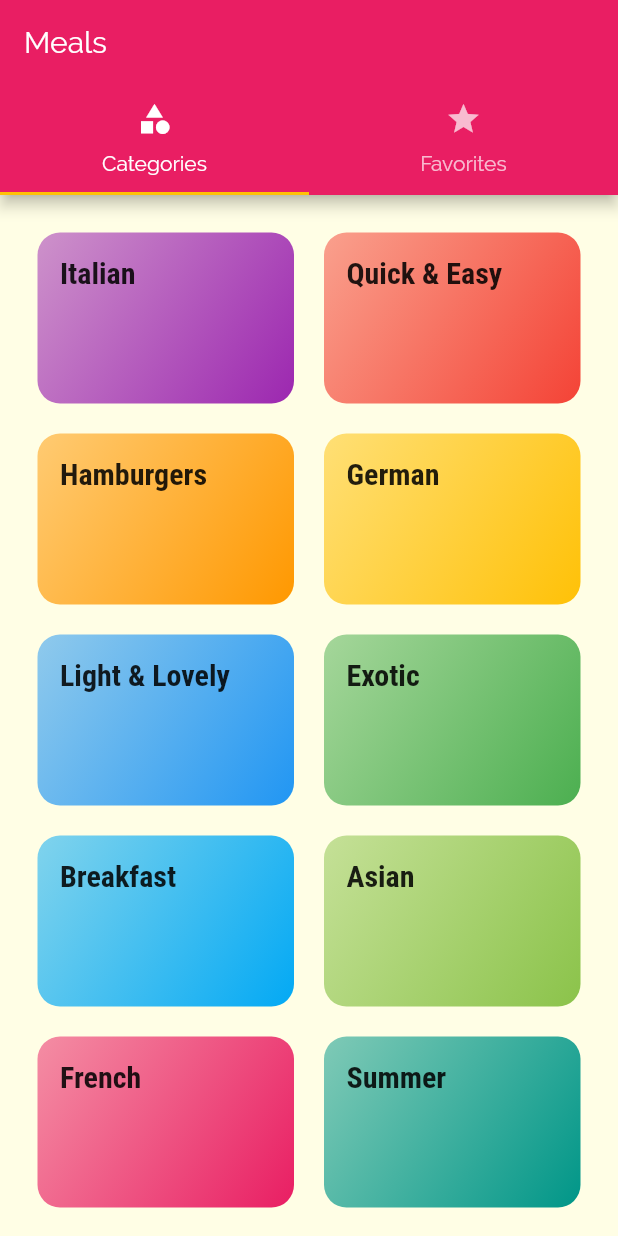
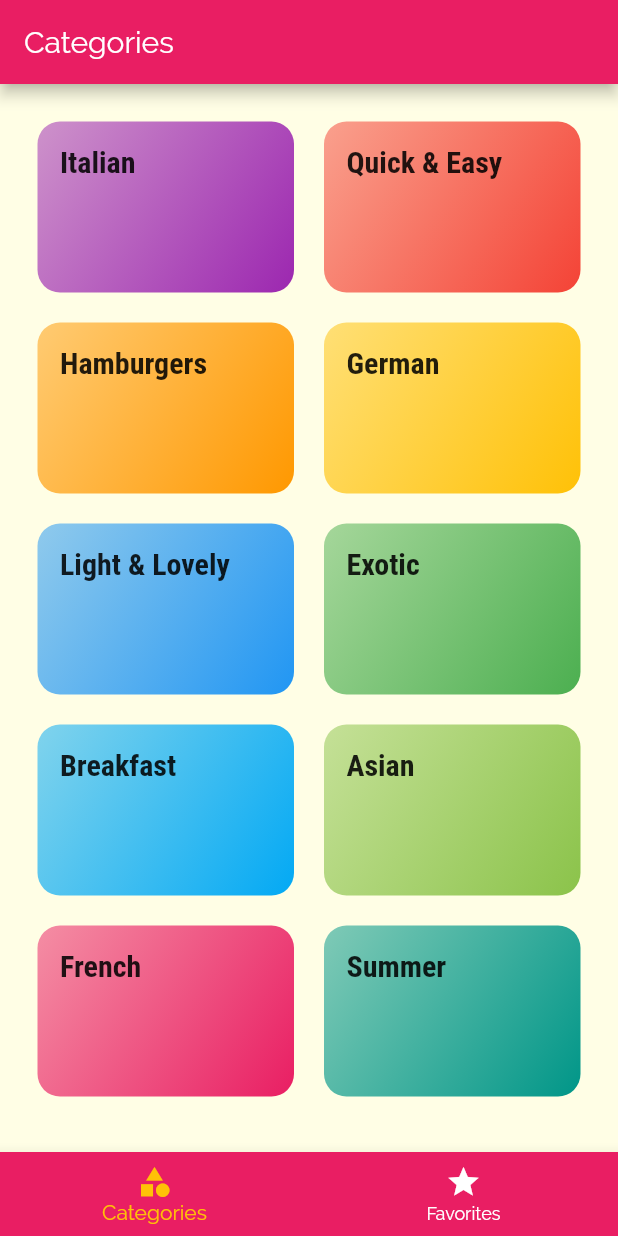
Before and after one commit to hasan661/MealsApp, a Flutter app: the screen it shows after launch, on a phone screen of 412 x 824 dp. Run offline on Flutter 3.47's test engine with Material 2 defaults, Android fonts, the phone set to English and light mode, and no system bars.

```diff
--- a/mealsapp/lib/screens/tabs_screen.dart
+++ b/mealsapp/lib/screens/tabs_screen.dart
@@ -10,28 +10,74 @@ class TabScreen extends StatefulWidget {
 }
 
 class _TabScreenState extends State<TabScreen> {
+  final List<Map<String,dynamic>> _pages = [
+    {
+      "page": CategoriesScreen(),
+      "title":"Categories"
+
+    },
+    {
+      "page":Favorites(),
+      "title":"Your Favorites"
+    }
+    ,
+
+  ];
+  int _selectedpageindex=0;
+  void _selectpage(int index) {
+    setState(() {
+      _selectedpageindex=index;
+    });
+
+  }
   @override
   Widget build(BuildContext context) {
-    return DefaultTabController(
-      length: 2,
-      child: Scaffold(
-        appBar: AppBar(
-          title: Text("Meals"),
-          bottom: TabBar(
-            tabs: [
-              Tab(
-                icon: Icon(Icons.category),
-                text: "Categories",
-              ),
-              Tab(
-                  icon: Icon(
-                    Icons.star,
-                  ),
-                  text: "Favorites"),
-            ],
+    // return DefaultTabController(
+    //   length: 2,
+    //   child: Scaffold(
+    //     appBar: AppBar(
+    //       title: Text("Meals"),
+    //       bottom: TabBar(
+    //         tabs: [
+    //           Tab(
+    //             icon: Icon(Icons.category),
+    //             text: "Categories",
+    //           ),
+    //           Tab(
+    //               icon: Icon(
+    //                 Icons.star,
+    //               ),
+    //               text: "Favorites"),
+    //         ],
+    //       ),
+    //     ),
+    //     body: TabBarView(children: [CategoriesScreen(), Favorites()]),
+    //   ),
+    // );
+    return Scaffold(
+      appBar: AppBar(
+        title: Text(_pages[_selectedpageindex]['title']),
+      ),
+      body: _pages[_selectedpageindex]['page'],
+      bottomNavigationBar: BottomNavigationBar(
+        onTap: _selectpage,
+        items: [
+          BottomNavigationBarItem(
+            // backgroundColor: Theme.of(context).primaryColor,
+            icon: Icon(Icons.category),
+            label: "Categories",
           ),
-        ),
-        body: TabBarView(children: [CategoriesScreen(), Favorites()]),
+          BottomNavigationBarItem(
+            // backgroundColor: Theme.of(context).primaryColor,
+            icon: Icon(Icons.star),
+            label: "Favorites",
+          ),
+        ],
+        backgroundColor: Theme.of(context).primaryColor,
+        unselectedItemColor: Colors.white,
+        selectedItemColor: Theme.of(context).accentColor,
+        currentIndex: _selectedpageindex,
+        // type: BottomNavigationBarType.shifting,
       ),
     );
   }
```
Also changed, not shown: mealsapp/lib/screens/meal_detail_screen.dart (+15 -11 lines).
